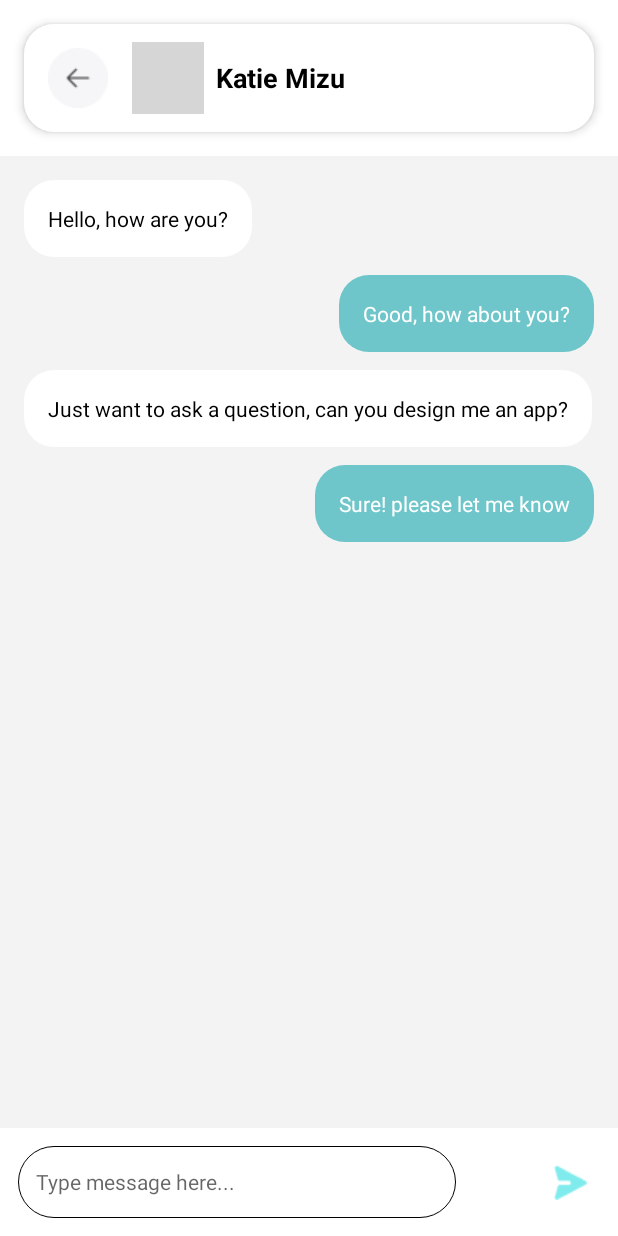
After one commit to viltaylor/SheRaise, an Android app built with Jetpack Compose: the layout activity_friends_chat.xml on its own in the app's theme, with its tools: preview values and no code run, on a phone screen of 412 x 824 dp. The commit adds this screen. Run offline under Robolectric (Android 15) with nearby library versions, the phone set to English and light mode, and no system bars; grey boxes are pictures that could not be loaded.

Commit message:
Friend Chat page added (still dummy data)

```diff
--- a/app/src/main/AndroidManifest.xml
+++ b/app/src/main/AndroidManifest.xml
@@ -12,6 +12,9 @@
         android:supportsRtl="true"
         android:theme="@style/AppTheme"
         tools:targetApi="33">
+        <activity
+            android:name=".FriendsChatActivity"
+            android:exported="false" />
         <activity
             android:name=".BecomeMentorDetails"
             android:exported="false" />
--- /dev/null
+++ b/app/src/main/res/drawable/bubble_incoming.xml
@@ -0,0 +1,5 @@
+<shape xmlns:android="http://schemas.android.com/apk/res/android"
+    android:shape="rectangle">
+    <solid android:color="#FFFFFF" />
+    <corners android:radius="20dp" />
+</shape>
--- /dev/null
+++ b/app/src/main/res/drawable/bubble_outgoing.xml
@@ -0,0 +1,5 @@
+<shape xmlns:android="http://schemas.android.com/apk/res/android"
+    android:shape="rectangle">
+    <solid android:color="#6EC6CA" /> <!-- Tosca -->
+    <corners android:radius="20dp" />
+</shape>
--- /dev/null
+++ b/app/src/main/res/drawable/circle_white_bg.xml
@@ -0,0 +1,4 @@
+<shape xmlns:android="http://schemas.android.com/apk/res/android"
+    android:shape="oval">
+    <solid android:color="#FFFFFF" />
+</shape>
--- /dev/null
+++ b/app/src/main/res/drawable/online_dot.xml
@@ -0,0 +1,8 @@
+<?xml version="1.0" encoding="utf-8"?>
+<shape xmlns:android="http://schemas.android.com/apk/res/android"
+    android:shape="oval">
+    <solid android:color="#4CAF50" /> <!-- Green color -->
+    <size
+        android:width="12dp"
+        android:height="12dp" />
+</shape>
--- /dev/null
+++ b/app/src/main/res/drawable/rounded_white_card.xml
@@ -0,0 +1,5 @@
+<shape xmlns:android="http://schemas.android.com/apk/res/android"
+    android:shape="rectangle">
+    <solid android:color="#FFFFFF" />
+    <corners android:radius="20dp" />
+</shape>
--- /dev/null
+++ b/app/src/main/res/drawable/top_rounded_white_card.xml
@@ -0,0 +1,5 @@
+<shape xmlns:android="http://schemas.android.com/apk/res/android"
+    android:shape="rectangle">
+    <solid android:color="#FFFFFF" />
+    <corners android:topLeftRadius="24dp" android:topRightRadius="24dp" />
+</shape>
--- a/app/src/main/res/layout/activity_become_mentor.xml
+++ b/app/src/main/res/layout/activity_become_mentor.xml
@@ -56,7 +56,6 @@
             android:textSize="17sp" />
 
 
-
         <!-- Get Started Button (lower position) -->
         <Space
             android:layout_width="match_parent"
--- /dev/null
+++ b/app/src/main/res/layout/activity_friends_chat.xml
@@ -0,0 +1,147 @@
+<?xml version="1.0" encoding="utf-8"?>
+<RelativeLayout xmlns:android="http://schemas.android.com/apk/res/android"
+    xmlns:tools="http://schemas.android.com/tools"
+    android:id="@+id/chatLayout"
+    android:layout_width="match_parent"
+    android:layout_height="match_parent"
+    android:background="#FFFFFF"
+    tools:context=".FriendChatActivity">
+
+    <!-- White header bubble with back button, profile, and name -->
+    <LinearLayout
+        android:id="@+id/headerContainer"
+        android:layout_width="match_parent"
+        android:layout_height="wrap_content"
+        android:orientation="horizontal"
+        android:background="@drawable/rounded_white_card"
+        android:padding="12dp"
+        android:layout_margin="16dp"
+        android:elevation="4dp"
+        android:layout_alignParentTop="true"
+        android:gravity="center_vertical">
+
+        <ImageButton
+            android:id="@+id/btnBack"
+            android:layout_width="48dp"
+            android:layout_height="48dp"
+            android:src="@drawable/BackButton"
+            android:background="@drawable/circle_white_bg"
+            android:scaleType="center"
+            android:layout_marginEnd="12dp"
+            android:contentDescription="Back" />
+
+        <FrameLayout
+            android:layout_width="48dp"
+            android:layout_height="48dp"
+            android:layout_marginEnd="8dp">
+
+            <ImageView
+                android:id="@+id/imgProfile"
+                android:layout_width="match_parent"
+                android:layout_height="match_parent"
+                android:src="@drawable/FriendProfilePic"
+                android:background="@drawable/circle_mask"
+                android:scaleType="centerCrop" />
+
+            <View
+                android:id="@+id/onlineIndicator"
+                android:layout_width="12dp"
+                android:layout_height="12dp"
+                android:layout_gravity="bottom|end"
+                android:layout_margin="2dp"
+                android:background="@drawable/online_dot" />
+        </FrameLayout>
+
+        <TextView
+            android:id="@+id/txtName"
+            android:layout_width="wrap_content"
+            android:layout_height="wrap_content"
+            android:text="Katie Mizu"
+            android:textSize="18sp"
+            android:textColor="#000000"
+            android:textStyle="bold" />
+    </LinearLayout>
+
+    <!-- Chat section (gray area) -->
+    <LinearLayout
+        android:id="@+id/chatContainer"
+        android:layout_width="match_parent"
+        android:layout_height="0dp"
+        android:layout_below="@id/headerContainer"
+        android:layout_above="@id/inputContainer"
+        android:orientation="vertical"
+        android:background="#F3F3F3"
+        android:padding="16dp">
+
+        <TextView
+            android:layout_width="wrap_content"
+            android:layout_height="wrap_content"
+            android:text="Hello, how are you?"
+            android:background="@drawable/bubble_incoming"
+            android:padding="16dp"
+            android:textColor="#000000"
+            android:layout_marginBottom="12dp" />
+
+        <TextView
+            android:layout_width="wrap_content"
+            android:layout_height="wrap_content"
+            android:text="Good, how about you?"
+            android:background="@drawable/bubble_outgoing"
+            android:padding="16dp"
+            android:textColor="#FFFFFF"
+            android:layout_gravity="end"
+            android:layout_marginBottom="12dp" />
+
+        <TextView
+            android:layout_width="wrap_content"
+            android:layout_height="wrap_content"
+            android:text="Just want to ask a question, can you design me an app?"
+            android:background="@drawable/bubble_incoming"
+            android:padding="16dp"
+            android:textColor="#000000"
+            android:layout_marginBottom="12dp" />
+
+        <TextView
+            android:layout_width="wrap_content"
+            android:layout_height="wrap_content"
+            android:text="Sure! please let me know"
+            android:background="@drawable/bubble_outgoing"
+            android:padding="16dp"
+            android:textColor="#FFFFFF"
+            android:layout_gravity="end"
+            android:layout_marginBottom="12dp" />
+    </LinearLayout>
+
+    <!-- Message input area -->
+    <RelativeLayout
+        android:id="@+id/inputContainer"
+        android:layout_width="match_parent"
+        android:layout_height="wrap_content"
+        android:layout_alignParentBottom="true"
+        android:background="@drawable/top_rounded_white_card"
+        android:padding="12dp">
+
+        <EditText
+            android:id="@+id/etMessage"
+            android:layout_width="match_parent"
+            android:layout_height="48dp"
+            android:layout_toStartOf="@id/btnSend"
+            android:hint="Type message here..."
+            android:background="@drawable/edittext_rounded"
+            android:padding="12dp"
+            android:textColor="#000000"
+            android:textSize="14sp"
+            android:layout_marginEnd="56dp" />
+
+        <ImageButton
+            android:id="@+id/btnSend"
+            android:layout_width="40dp"
+            android:layout_height="40dp"
+            android:layout_alignParentEnd="true"
+            android:layout_centerVertical="true"
+            android:src="@drawable/SendButton"
+            android:background="@drawable/circle_white_bg"
+            android:scaleType="center"
+            android:contentDescription="Send" />
+    </RelativeLayout>
+</RelativeLayout>
```
Also changed, not shown: app/src/main/java/com/example/sheraise/BecomeMentorDetails.kt (+11 -34 lines), app/src/main/java/com/example/sheraise/FriendsChatActivity.kt (added, +67 -0 lines), app/src/main/res/drawable/offline_dot.xml (added, +8 -0 lines), app/src/main/res/drawable/FriendProfilePic.png (added), app/src/main/res/drawable/SendButton.png (added).
